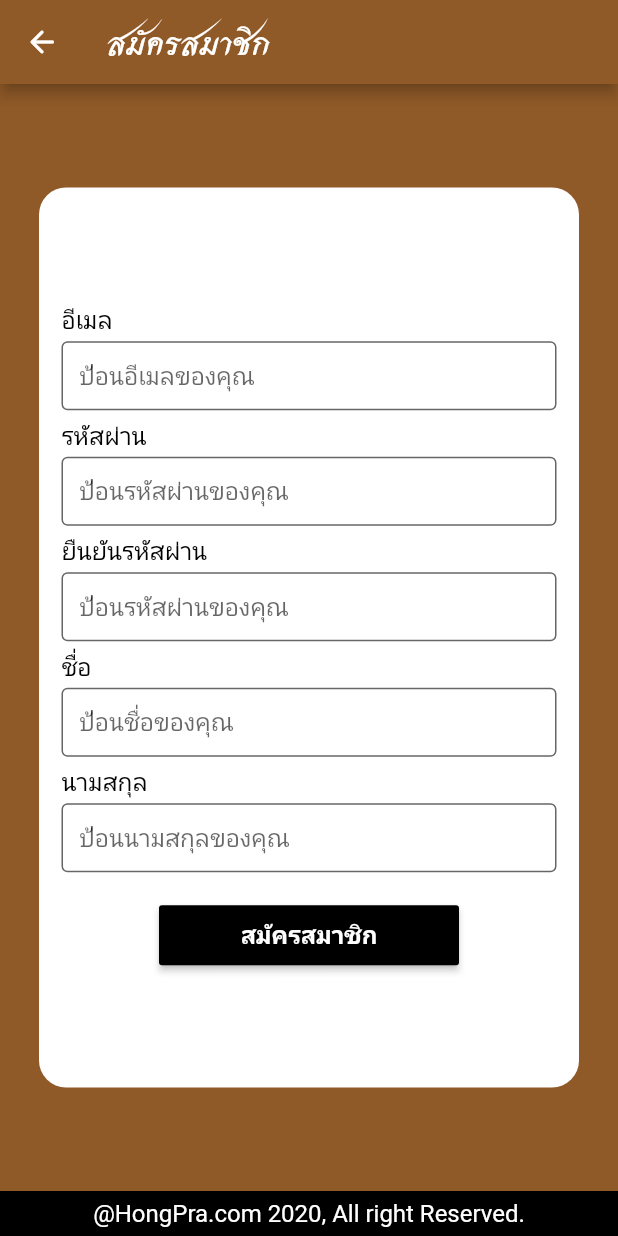
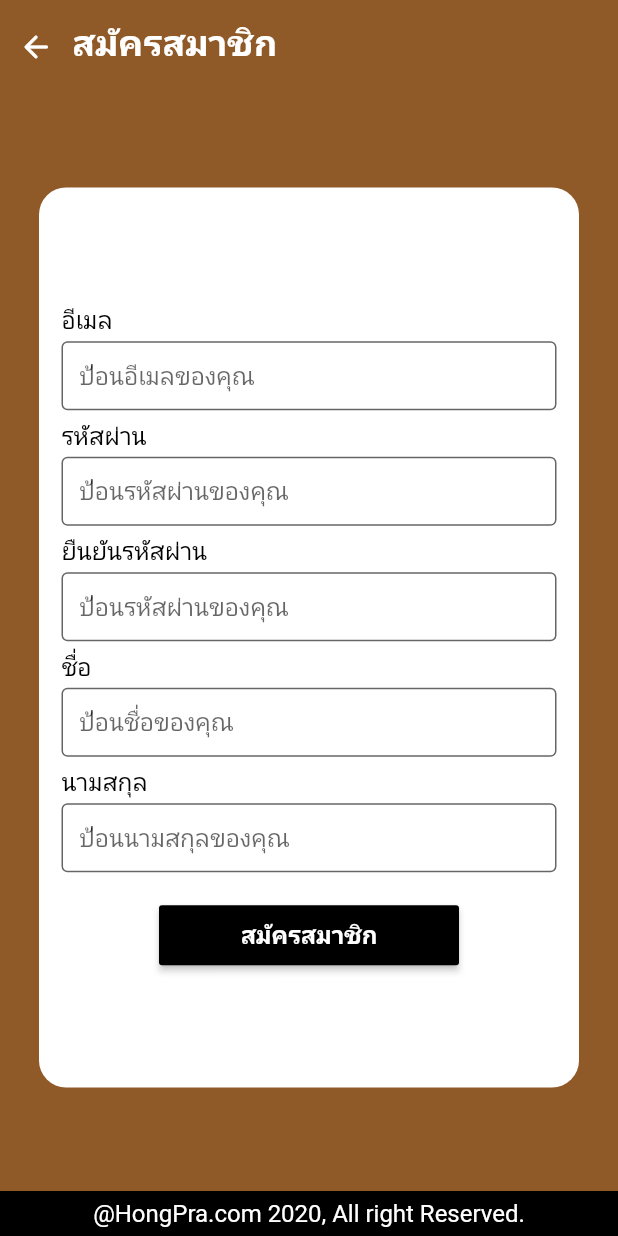
Before and after one commit to pingmpz/hongpra, a Flutter app: the MyRegisterPage screen opened directly, on a phone screen of 412 x 824 dp. Run offline on Flutter 3.47's test engine with Material 2 defaults, Android fonts, the phone set to English and light mode, and no system bars; our stand-ins replace carousel_pro, device_preview; missing offline and left inert: scroll_app_bar.

Commit message:
update new

```diff
--- a/lib/mainpage.dart
+++ b/lib/mainpage.dart
@@ -25,7 +25,7 @@ class _MyMainPageState extends State<MyMainPage> {
     double minHeight = 600.0;
     double minEdge = 9.0;
     double maxEdge = 18.0;
-    double innerEdge = 5.0;
+    double innerEdge = 0.2;
     double gridRatio = 2.5;
     int minGridCount = 1;
     double searchBarHeight = 45.0;
@@ -160,8 +160,6 @@ class _MyMainPageState extends State<MyMainPage> {
       );
     }
 
-    Widget myList = ListView();
-
     Widget myGrid = GridView.count(
       //controller: scrollController,
       crossAxisCount: gridCount,
--- a/lib/myconfig.dart
+++ b/lib/myconfig.dart
@@ -28,7 +28,7 @@ class MyConfig {
   static TextStyle linkText = TextStyle(fontFamily: fontFamily1, fontSize: 16, color: blackColor, fontWeight: bold);
 
   static TextStyle largeHeaderText = TextStyle(fontFamily: fontFamily2, fontSize: 86, color: whiteColor, fontWeight: bold);
-  static TextStyle appBarTitleText = TextStyle(fontFamily: fontFamily2, fontSize: 24, color: whiteColor, fontWeight: bold);
+  static TextStyle appBarTitleText = TextStyle(fontFamily: fontFamily1, fontSize: 24, color: whiteColor, fontWeight: bold);
 
   static TextStyle titleText = TextStyle(fontFamily: fontFamily1, fontSize: 24, color: blackColor, fontWeight: bold);
 
--- a/lib/registerpage.dart
+++ b/lib/registerpage.dart
@@ -24,6 +24,7 @@ class _MyRegisterPageState extends State<MyRegisterPage> {
     double boxEdgeWidth = 15.0;
     double boxEdgeHeight = 5.0;
     double boxCurve = 18.0;
+    double leadingIconPaddingTop = 6.0;
 
     double screenWidth = MediaQuery.of(context).size.width;
     double screenHeight = MediaQuery.of(context).size.height;
@@ -34,15 +35,30 @@ class _MyRegisterPageState extends State<MyRegisterPage> {
 
     //------------------ Custom Widgets ------------------
     Widget myAppBar = AppBar(
+      elevation: 0.0,
       backgroundColor: MyConfig.themeColor1,
-      leading: IconButton(
-        icon: const Icon(Icons.arrow_back_rounded),
-        color: MyConfig.whiteColor,
-        onPressed: () {
-          Navigator.pop(context);
-        },
+      title: Row(
+        mainAxisAlignment: MainAxisAlignment.start,
+        crossAxisAlignment: CrossAxisAlignment.center,
+        children: <Widget>[
+          Align(
+            alignment: Alignment.centerLeft,
+            child: Container(
+              padding: EdgeInsets.only(top: leadingIconPaddingTop),
+              child: IconButton(
+                icon: Icon(Icons.arrow_back_rounded),
+                color: MyConfig.whiteColor,
+                onPressed: () {
+                  Navigator.pop(context);
+                },
+              ),
+            ),
+          ),
+          Text('สมัครสมาชิก', style: MyConfig.appBarTitleText)
+        ],
       ),
-      title: Text('สมัครสมาชิก', style: MyConfig.appBarTitleText),
+      titleSpacing: 0.0,
+      automaticallyImplyLeading: false,
     );
 
     Widget emailLabel = Text('อีเมล', style: MyConfig.normalText1);
```
Also changed, not shown: lib/detailpage.dart (+7 -6 lines).
